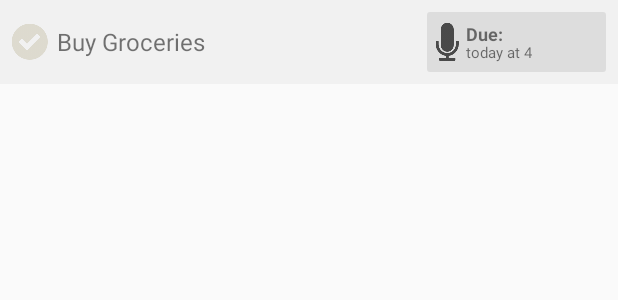
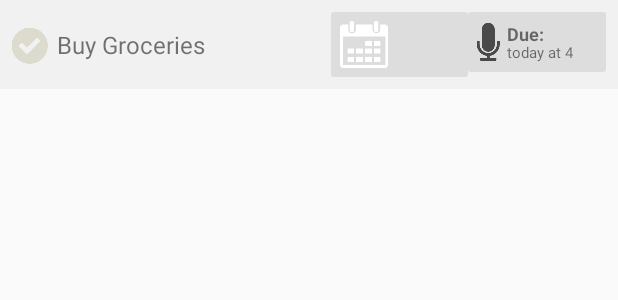
Before and after one commit to odedhb/SmartNote, an Android app: the layout item.xml on its own in the app's theme, with its tools: preview values and no code run, on a phone screen of 412 x 824 dp. Shown: the top 300 px of the screen. Run offline under Robolectric (Android 15) with nearby library versions, the phone set to English and light mode, and no system bars.

Commit message:
Feature: different button for new tasks.
<include layout="@layout/date_button_new" />
<include layout="@layout/date_button_set" />

```diff
--- a/SmartNoteApp/app/src/main/java/snooze/ninja/MyActivity.java
+++ b/SmartNoteApp/app/src/main/java/snooze/ninja/MyActivity.java
@@ -69,12 +69,13 @@ public class MyActivity extends ActionBarActivity {
             TimeHypotheses selectedHypotheses = speechDate.getSelectedHypotheses();
             Long time;
             if (selectedHypotheses == null) {
-                time = System.currentTimeMillis();
+                new Item(text).save();
             } else {
                 time = selectedHypotheses.getTimeInMillis();
+                new Item(text, time).save();
             }
 
-            new Item(text, time).save();
+
             InputMethodManager imm = (InputMethodManager) getSystemService(
                     INPUT_METHOD_SERVICE);
             imm.hideSoftInputFromWindow(textView.getWindowToken(), 0);
--- /dev/null
+++ b/SmartNoteApp/app/src/main/res/layout/date_button_new.xml
@@ -0,0 +1,21 @@
+<?xml version="1.0" encoding="utf-8"?>
+
+<RelativeLayout
+    android:layout_width="0dp"
+    android:layout_weight="3"
+    android:layout_height="wrap_content"
+    xmlns:android="http://schemas.android.com/apk/res/android"
+    android:background="@drawable/selector_date"
+    android:padding="6dp"
+    android:id="@+id/date_button_new">
+
+    <ImageView
+        android:layout_width="wrap_content"
+        android:layout_height="wrap_content"
+        android:src="@drawable/calendar_icon"
+        android:paddingRight="4dp"
+        android:layout_centerVertical="true"
+
+        />
+
+</RelativeLayout>
--- /dev/null
+++ b/SmartNoteApp/app/src/main/res/layout/date_button_set.xml
@@ -0,0 +1,42 @@
+<?xml version="1.0" encoding="utf-8"?>
+
+<RelativeLayout
+    android:layout_width="0dp"
+    android:layout_height="wrap_content"
+    android:layout_weight="3"
+    xmlns:android="http://schemas.android.com/apk/res/android"
+    android:background="@drawable/selector_date"
+    android:padding="6dp"
+    android:id="@+id/date_button_set">
+
+    <ImageView
+        android:layout_width="wrap_content"
+        android:layout_height="wrap_content"
+        android:src="@drawable/microphone_icon"
+        android:paddingRight="4dp"
+        android:layout_centerVertical="true"
+
+        />
+
+
+    <TextView
+
+        android:layout_width="wrap_content"
+        android:layout_height="wrap_content"
+        android:text="@string/due"
+        android:layout_marginLeft="20dp"
+        android:textSize="12sp"
+        android:textStyle="bold" />
+
+
+    <TextView
+        android:layout_width="wrap_content"
+        android:layout_height="wrap_content"
+        android:id="@+id/item_time"
+        android:text="today at 4"
+        android:textSize="10sp"
+        android:layout_marginLeft="20dp"
+        android:layout_marginTop="14dp" />
+
+
+</RelativeLayout>
--- a/SmartNoteApp/app/src/main/res/layout/item.xml
+++ b/SmartNoteApp/app/src/main/res/layout/item.xml
@@ -58,45 +58,9 @@
         </RelativeLayout>
 
 
-        <RelativeLayout
-            android:layout_width="0dp"
-            android:layout_height="wrap_content"
-            android:background="@drawable/selector_date"
-            android:padding="6dp"
-            android:layout_weight="3"
-            android:id="@+id/snooze_item">
+        <include layout="@layout/date_button_new" />
 
-            <ImageView
-                android:layout_width="wrap_content"
-                android:layout_height="wrap_content"
-                android:src="@drawable/microphone_icon"
-                android:paddingRight="4dp"
-                android:layout_centerVertical="true"
-
-                />
-
-
-            <TextView
-
-                android:layout_width="wrap_content"
-                android:layout_height="wrap_content"
-                android:text="@string/due"
-                android:layout_marginLeft="20dp"
-                android:textSize="12sp"
-                android:textStyle="bold" />
-
-
-            <TextView
-                android:layout_width="wrap_content"
-                android:layout_height="wrap_content"
-                android:id="@+id/item_time"
-                android:text="today at 4"
-                android:textSize="10sp"
-                android:layout_marginLeft="20dp"
-                android:layout_marginTop="14dp" />
-
-
-        </RelativeLayout>
+        <include layout="@layout/date_button_set" />
 
     </LinearLayout>
 
```
Also changed, not shown: SmartNoteApp/app/src/main/java/snooze/ninja/controller/ItemAdapter.java (+17 -22 lines), SmartNoteApp/app/src/main/java/snooze/ninja/controller/SetTime.java (added, +41 -0 lines), SmartNoteApp/app/src/main/java/snooze/ninja/model/Item.java (+14 -4 lines).
